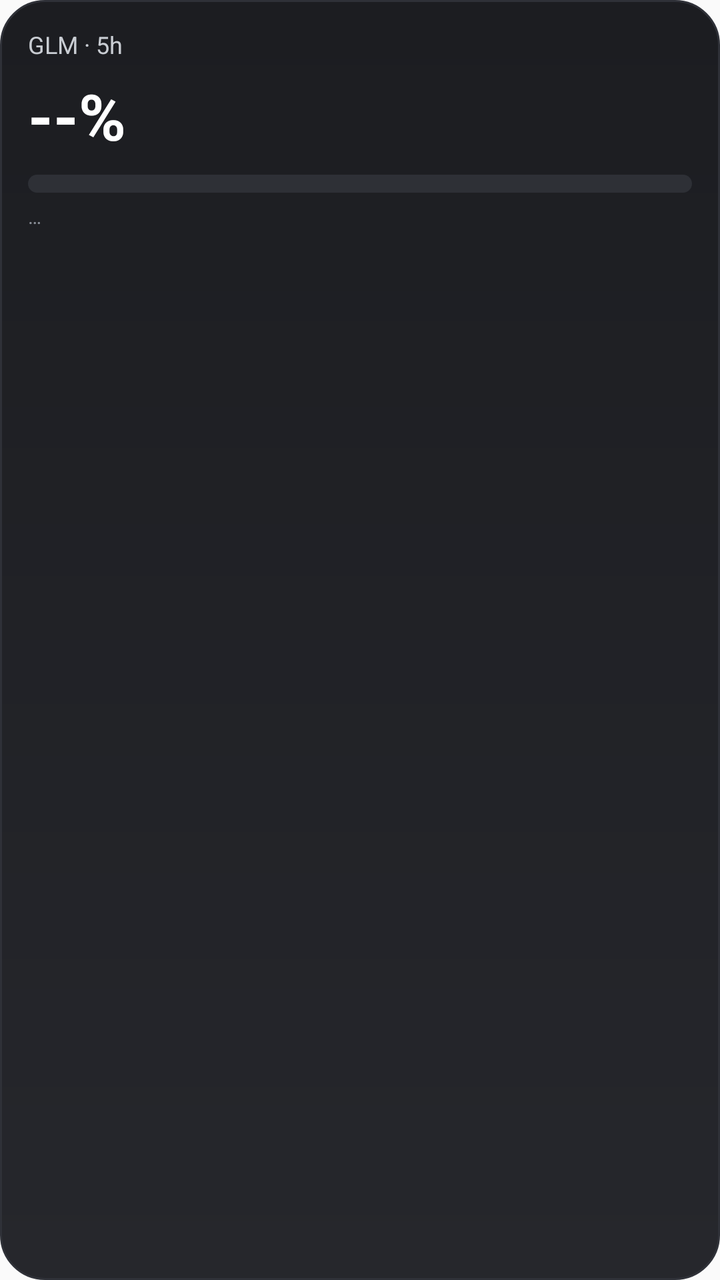
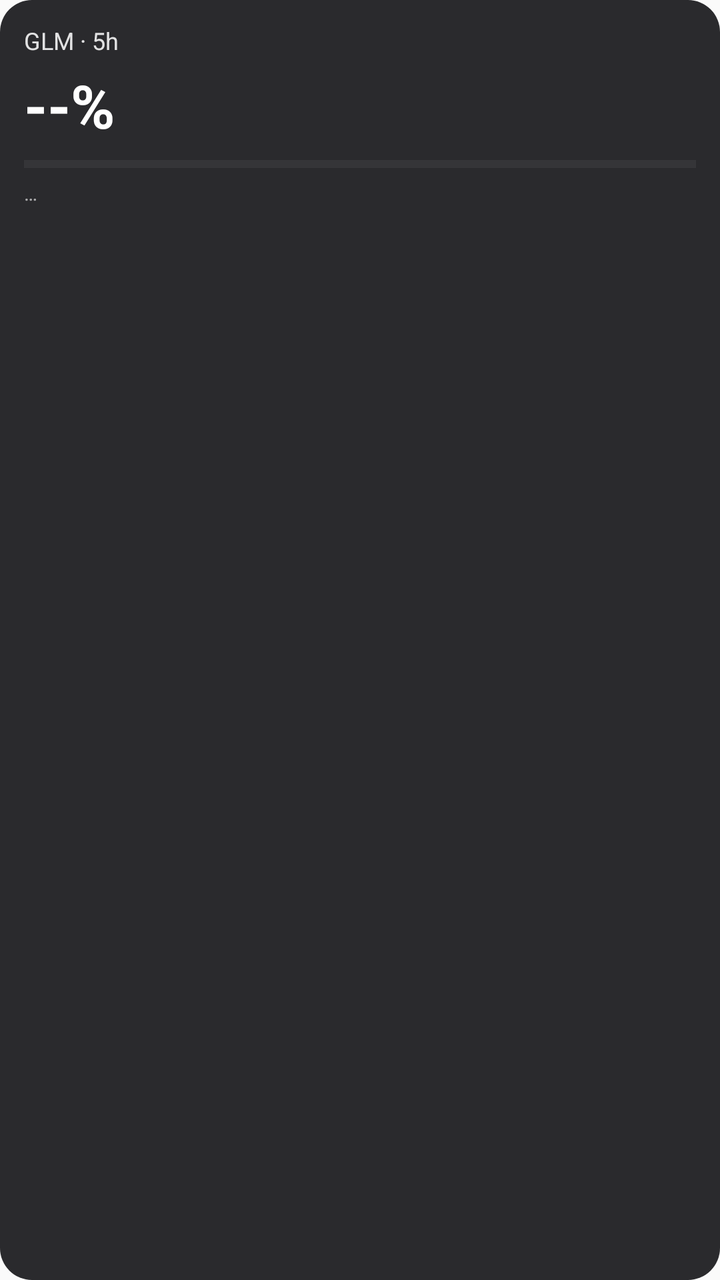

Compare the two renders of this Android layout. The source of the first and the diff that turns it into the second are given below.
<!-- AndroidManifest.xml: application theme Theme.GlmQuota -->
<!-- res/layout/widget_2x2.xml -->
<?xml version="1.0" encoding="utf-8"?>
<LinearLayout xmlns:android="http://schemas.android.com/apk/res/android"
    android:layout_width="match_parent"
    android:layout_height="match_parent"
    android:orientation="vertical"
    android:background="@drawable/widget_bg"
    android:padding="14dp">
    
    <TextView
        android:id="@+id/w3_title"
        android:layout_width="wrap_content"
        android:layout_height="wrap_content"
        android:text="GLM · 5h"
        android:textColor="#C9CDD3"
        android:textSize="12sp" />
    <TextView
        android:id="@+id/w3_pct"
        android:layout_width="wrap_content"
        android:layout_height="wrap_content"
        android:layout_marginTop="6dp"
        android:text="--%"
        android:textColor="#FFFFFF"
        android:textSize="32sp"
        android:textStyle="bold" />
    <ProgressBar
        android:id="@+id/w3_bar"
        style="?android:attr/progressBarStyleHorizontal"
        android:layout_width="match_parent"
        android:layout_height="9dp"
        android:layout_marginTop="8dp"
        android:max="100"
        android:progress="0"
        android:progressDrawable="@drawable/bar_progress" />
    <TextView
        android:id="@+id/w3_reset"
        android:layout_width="match_parent"
        android:layout_height="wrap_content"
        android:layout_marginTop="5dp"
        android:text="…"
        android:textColor="#8A8F98"
        android:textSize="10sp" />
    <TextView
        android:id="@+id/w3_week"
        android:layout_width="match_parent"
        android:layout_height="wrap_content"
        android:layout_marginTop="2dp"
        android:text=""
        android:textColor="#6E747E"
        android:textSize="9sp" />
    <View
        android:id="@+id/widget_root"
        android:layout_width="match_parent"
        android:layout_height="match_parent"
        android:background="@android:color/transparent" />
</LinearLayout>
<!-- resources referenced by this layout -->
<resources>
  <!-- drawable bar_progress (drawable) -->
  <?xml version="1.0" encoding="utf-8"?>
  <layer-list xmlns:android="http://schemas.android.com/apk/res/android">
      <item android:id="@android:id/background">
          <shape android:shape="rectangle">
              <corners android:radius="5dp" />
              <solid android:color="#2E3036" />
          </shape>
      </item>
      <item android:id="@android:id/progress">
          <clip>
              <shape android:shape="rectangle">
                  <corners android:radius="5dp" />
                  <solid android:color="#34C759" />
              </shape>
          </clip>
      </item>
  </layer-list>
  <!-- drawable widget_bg (drawable) -->
  <?xml version="1.0" encoding="utf-8"?>
  <shape xmlns:android="http://schemas.android.com/apk/res/android" android:shape="rectangle">
      <gradient
          android:angle="270"
          android:startColor="#1C1D21"
          android:endColor="#26272C" />
      <corners android:radius="22dp" />
      <stroke android:width="1dp" android:color="#2F3138" />
  </shape>
  <style name="Theme.GlmQuota" parent="Theme.AppCompat.DayNight.NoActionBar" />
</resources>

<!-- the commit's change to res/layout/widget_2x2.xml (unified diff, before → after) -->
@@ -1,43 +1,45 @@
 <?xml version="1.0" encoding="utf-8"?>
 <LinearLayout xmlns:android="http://schemas.android.com/apk/res/android"
+    android:id="@+id/widget_root"
     android:layout_width="match_parent"
     android:layout_height="match_parent"
     android:orientation="vertical"
     android:background="@drawable/widget_bg"
-    android:padding="14dp">
-    
+    android:padding="12dp">
     <TextView
         android:id="@+id/w3_title"
         android:layout_width="wrap_content"
         android:layout_height="wrap_content"
         android:text="GLM · 5h"
-        android:textColor="#C9CDD3"
+        android:textColor="#DDFFFFFF"
         android:textSize="12sp" />
     <TextView
         android:id="@+id/w3_pct"
         android:layout_width="wrap_content"
         android:layout_height="wrap_content"
-        android:layout_marginTop="6dp"
+        android:layout_marginTop="4dp"
         android:text="--%"
         android:textColor="#FFFFFF"
-        android:textSize="32sp"
+        android:textSize="30sp"
         android:textStyle="bold" />
     <ProgressBar
         android:id="@+id/w3_bar"
         style="?android:attr/progressBarStyleHorizontal"
         android:layout_width="match_parent"
-        android:layout_height="9dp"
-        android:layout_marginTop="8dp"
+        android:layout_height="7dp"
+        android:layout_marginTop="6dp"
+        android:indeterminate="false"
         android:max="100"
         android:progress="0"
-        android:progressDrawable="@drawable/bar_progress" />
+        android:progressTint="#4CAF50"
+        android:progressBackgroundTint="#33FFFFFF" />
     <TextView
         android:id="@+id/w3_reset"
         android:layout_width="match_parent"
         android:layout_height="wrap_content"
-        android:layout_marginTop="5dp"
+        android:layout_marginTop="4dp"
         android:text="…"
-        android:textColor="#8A8F98"
+        android:textColor="#99FFFFFF"
         android:textSize="10sp" />
     <TextView
         android:id="@+id/w3_week"
@@ -45,11 +47,6 @@
         android:layout_height="wrap_content"
         android:layout_marginTop="2dp"
         android:text=""
-        android:textColor="#6E747E"
+        android:textColor="#80FFFFFF"
         android:textSize="9sp" />
-    <View
-        android:id="@+id/widget_root"
-        android:layout_width="match_parent"
-        android:layout_height="match_parent"
-        android:background="@android:color/transparent" />
 </LinearLayout>
<!-- resource entries referenced after the edit -->
@@ -1,32 +1,10 @@
 <!-- resources referenced by this layout -->
 <resources>
-  <!-- drawable bar_progress (drawable) -->
-  <?xml version="1.0" encoding="utf-8"?>
-  <layer-list xmlns:android="http://schemas.android.com/apk/res/android">
-      <item android:id="@android:id/background">
-          <shape android:shape="rectangle">
-              <corners android:radius="5dp" />
-              <solid android:color="#2E3036" />
-          </shape>
-      </item>
-      <item android:id="@android:id/progress">
-          <clip>
-              <shape android:shape="rectangle">
-                  <corners android:radius="5dp" />
-                  <solid android:color="#34C759" />
-              </shape>
-          </clip>
-      </item>
-  </layer-list>
   <!-- drawable widget_bg (drawable) -->
   <?xml version="1.0" encoding="utf-8"?>
   <shape xmlns:android="http://schemas.android.com/apk/res/android" android:shape="rectangle">
-      <gradient
-          android:angle="270"
-          android:startColor="#1C1D21"
-          android:endColor="#26272C" />
-      <corners android:radius="22dp" />
-      <stroke android:width="1dp" android:color="#2F3138" />
+      <corners android:radius="16dp" />
+      <solid android:color="#E6151518" />
   </shape>
   <style name="Theme.GlmQuota" parent="Theme.AppCompat.DayNight.NoActionBar" />
 </resources>
